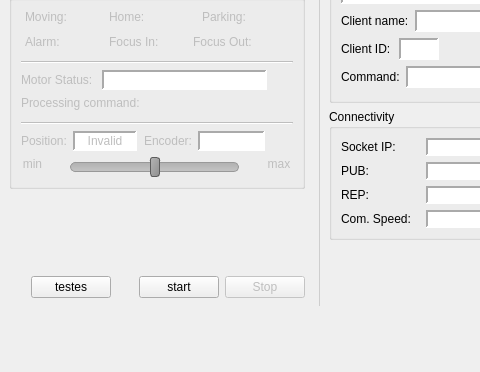
Old version of the form assets/ui/main.ui in the repository dev-LNA/HostFocuser160; both pictures show x 0 to 480 and y 213 to 585 of the 645 by 585 pixel window.
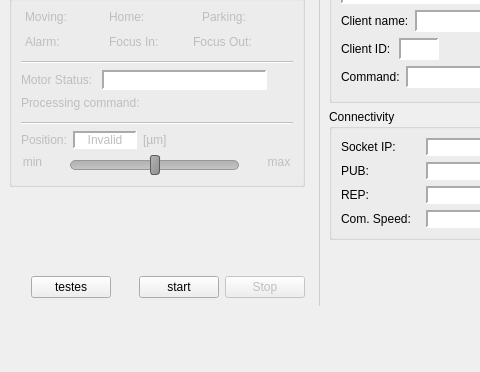
New version of the form. Icons and pictures are not drawn.

Commit message:
Small UI changes and added info to publication
- Changed positions labels to show [µm]
- Added processing command to publication
- Changed invalid position message in client

Patch:
```diff
--- a/assets/ui/main.ui
+++ b/assets/ui/main.ui
@@ -4197,6 +4197,13 @@
                 </property>
                </widget>
               </item>
+              <item>
+               <widget class="QLabel" name="label_2">
+                <property name="text">
+                 <string>[µm]</string>
+                </property>
+               </widget>
+              </item>
               <item>
                <spacer name="horizontalSpacer_3">
                 <property name="orientation">
@@ -4210,69 +4217,6 @@
                 </property>
                </spacer>
               </item>
-              <item>
-               <widget class="QLabel" name="lblEncoder">
-                <property name="maximumSize">
-                 <size>
-                  <width>16777215</width>
-                  <height>20</height>
-                 </size>
-                </property>
-                <property name="text">
-                 <string>Encoder:</string>
-                </property>
-               </widget>
-              </item>
-              <item>
-               <widget class="QLabel" name="lblEncoder_val">
-                <property name="minimumSize">
-                 <size>
-                  <width>67</width>
-                  <height>0</height>
-                 </size>
-                </property>
-                <property name="maximumSize">
-                 <size>
-                  <width>50</width>
-                  <height>20</height>
-                 </size>
-                </property>
-                <property name="styleSheet">
-                 <string notr="true">background-color: white</string>
-                </property>
-                <property name="frameShape">
-                 <enum>QFrame::Shape::Panel</enum>
-                </property>
-                <property name="frameShadow">
-                 <enum>QFrame::Shadow::Sunken</enum>
-                </property>
-                <property name="lineWidth">
-                 <number>2</number>
-                </property>
-                <property name="midLineWidth">
-                 <number>0</number>
-                </property>
-                <property name="text">
-                 <string/>
-                </property>
-                <property name="alignment">
-                 <set>Qt::AlignmentFlag::AlignCenter</set>
-                </property>
-               </widget>
-              </item>
-              <item>
-               <spacer name="horizontalSpacer_15">
-                <property name="orientation">
-                 <enum>Qt::Orientation::Horizontal</enum>
-                </property>
-                <property name="sizeHint" stdset="0">
-                 <size>
-                  <width>40</width>
-                  <height>20</height>
-                 </size>
-                </property>
-               </spacer>
-              </item>
              </layout>
             </item>
             <item row="5" column="0">
```
The commit also changes 7 other files.
